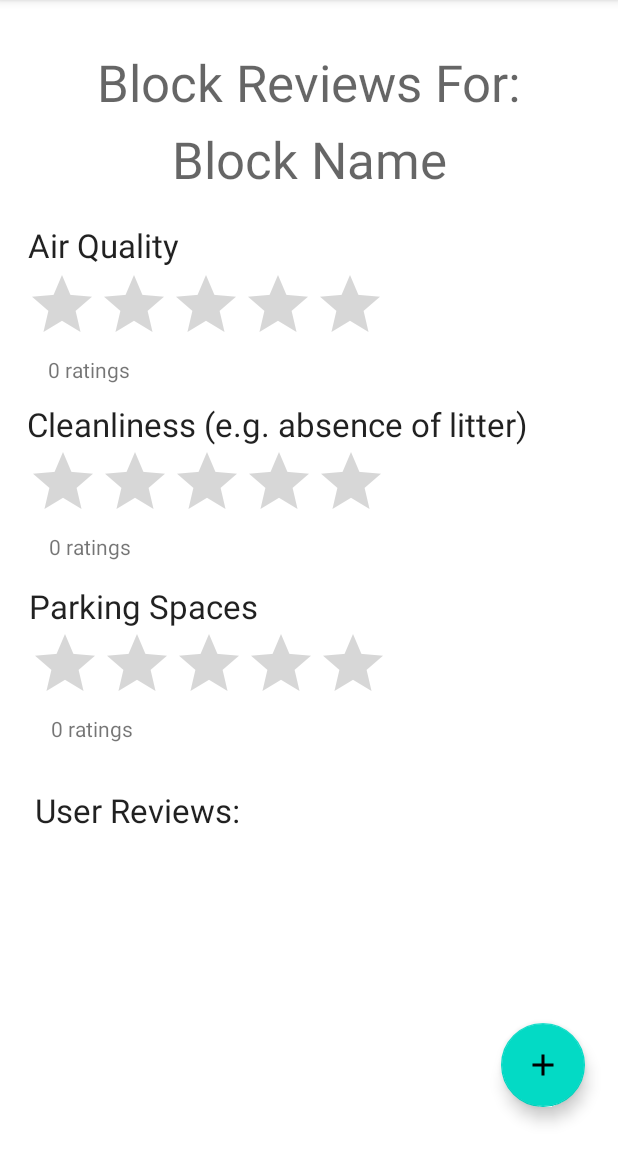
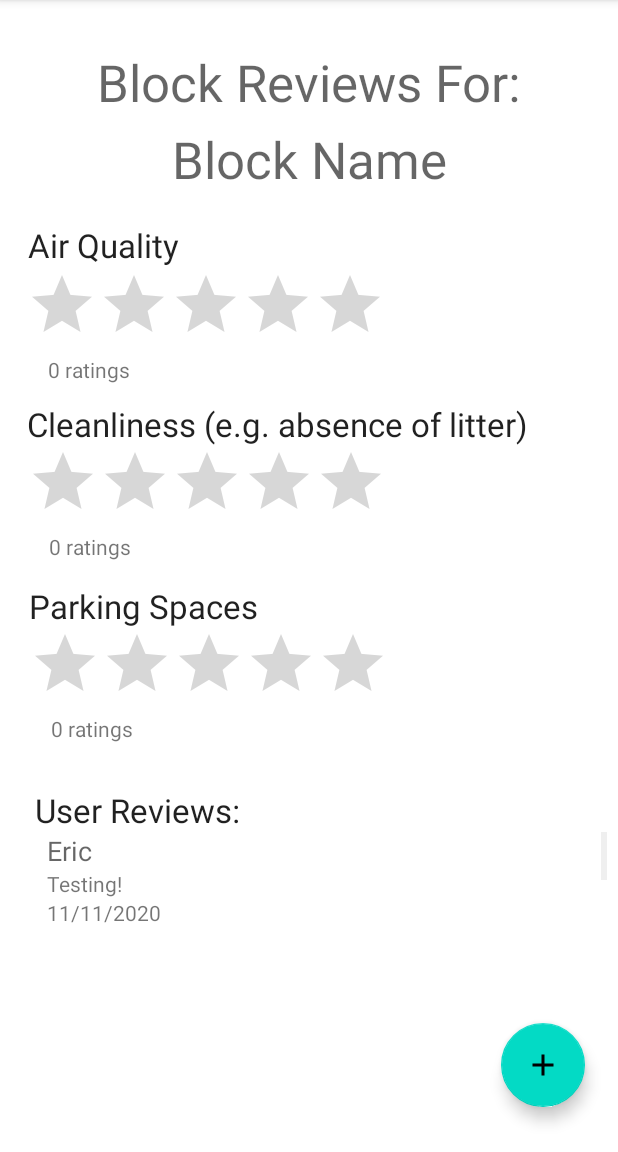
Before and after one commit to ericfesta2/cmsc436-blockassessmentsurvey, an Android app: the ViewReviewsActivity screen opened directly, with no data from a screen before it, on a phone screen of 412 x 824 dp, the part 84-1236 px from its top. Run offline under Robolectric (Android 15) with nearby library versions, the phone set to English and light mode, and no system bars.

Commit message:
User Reviews list view functional

```diff
--- /dev/null
+++ b/app/src/main/java/com/example/blockassessmentsurvey/Review.kt
@@ -0,0 +1,7 @@
+package com.example.blockassessmentsurvey
+
+data class Review(
+    val reviewer: String,
+    val posted: String,
+    val comments: String
+)
--- /dev/null
+++ b/app/src/main/java/com/example/blockassessmentsurvey/ReviewList.kt
@@ -0,0 +1,29 @@
+package com.example.blockassessmentsurvey
+
+import android.annotation.SuppressLint
+import android.app.Activity
+import android.view.View
+import android.view.ViewGroup
+import android.widget.ArrayAdapter
+import android.widget.TextView
+
+class ReviewList(private val context: Activity, private var reviews: List<Review>) : ArrayAdapter<Review>(context,
+    R.layout.review_list, reviews) {
+
+    @SuppressLint("InflateParams", "ViewHolder")
+    override fun getView(position: Int, convertView: View?, parent: ViewGroup): View {
+        val inflater = context.layoutInflater
+        val listViewItem = inflater.inflate(R.layout.review_list, null, true)
+
+        val posterView = listViewItem.findViewById<TextView>(R.id.authorName)
+        val commentView = listViewItem.findViewById<TextView>(R.id.commentText)
+        val postedView = listViewItem.findViewById<TextView>(R.id.timestampText)
+
+        val review = reviews[position]
+        posterView.text = review.reviewer
+        commentView.text = review.comments
+        postedView.text = review.posted
+
+        return listViewItem
+    }
+}
--- a/app/src/main/java/com/example/blockassessmentsurvey/ViewReviewsActivity.kt
+++ b/app/src/main/java/com/example/blockassessmentsurvey/ViewReviewsActivity.kt
@@ -2,6 +2,7 @@ package com.example.blockassessmentsurvey
 
 import android.content.Intent
 import android.os.Bundle
+import android.widget.ListView
 import androidx.appcompat.app.AppCompatActivity
 import com.google.android.material.floatingactionbutton.FloatingActionButton
 
@@ -17,5 +18,14 @@ class ViewReviewsActivity : AppCompatActivity() {
                 startActivity(newReviewIntent)
             }
         }
+
+        // TODO: Firebase integration
+        val reviewList = listOf(
+            Review("Eric", "11/11/2020", "Testing!"),
+            Review("Test User", "5/12/2013", "Lorem ipsum dolor sit amet, consectetur adipiscing elit, sed do eiusmod tempor incididunt ut labore et dolore magna aliqua. Ut enim ad minim veniam, quis nostrud exercitation ullamco laboris nisi ut aliquip ex ea commodo consequat. Duis aute irure dolor in reprehenderit in voluptate velit esse cillum dolore eu fugiat nulla pariatur. Excepteur sint occaecat cupidatat non proident, sunt in culpa qui officia deserunt mollit anim id est laborum.")
+        )
+
+        val reviewAdapter = ReviewList(this, reviewList)
+        findViewById<ListView>(R.id.reviewsList).adapter = reviewAdapter
     }
 }
--- a/app/src/main/res/layout/page_review.xml
+++ b/app/src/main/res/layout/page_review.xml
@@ -157,14 +157,6 @@
                 app:layout_constraintStart_toStartOf="parent"
                 app:layout_constraintTop_toBottomOf="@+id/blockName" />
 
-            <ListView
-                android:id="@+id/reviewsList"
-                android:layout_width="373dp"
-                android:layout_height="200dp"
-                app:layout_constraintBottom_toBottomOf="parent"
-                app:layout_constraintEnd_toEndOf="parent"
-                app:layout_constraintStart_toStartOf="parent" />
-
             <TextView
                 android:id="@+id/userReviewsText"
                 android:layout_width="wrap_content"
@@ -174,9 +166,17 @@
                 android:text="User Reviews:"
                 android:textAppearance="@style/TextAppearance.AppCompat.Large"
                 app:layout_constraintBottom_toTopOf="@+id/reviewsList"
-                app:layout_constraintStart_toStartOf="@+id/reviewsList"
+                app:layout_constraintStart_toStartOf="@+id/litterText2"
                 app:layout_constraintTop_toBottomOf="@+id/numReviewsText_3"
                 app:layout_constraintVertical_bias="0.904" />
+
+            <ListView
+                android:id="@+id/reviewsList"
+                android:layout_width="373dp"
+                android:layout_height="match_parent"
+                app:layout_constraintBottom_toBottomOf="parent"
+                app:layout_constraintEnd_toEndOf="parent"
+                app:layout_constraintStart_toStartOf="@id/userReviewsText" />
 
         </androidx.constraintlayout.widget.ConstraintLayout>
 
--- /dev/null
+++ b/app/src/main/res/layout/review_list.xml
@@ -0,0 +1,24 @@
+<?xml version="1.0" encoding="utf-8"?>
+<LinearLayout xmlns:android="http://schemas.android.com/apk/res/android"
+    android:orientation="vertical" android:layout_width="match_parent"
+    android:layout_height="match_parent">
+
+    <TextView
+        android:text="Author"
+        android:textAppearance="@style/Base.TextAppearance.AppCompat.Medium"
+        android:id="@+id/authorName"
+        android:layout_width="match_parent"
+        android:layout_height="wrap_content" />
+
+    <TextView
+        android:text="Comment"
+        android:id="@+id/commentText"
+        android:layout_width="match_parent"
+        android:layout_height="wrap_content" />
+
+    <TextView
+        android:text="Posted"
+        android:id="@+id/timestampText"
+        android:layout_width="match_parent"
+        android:layout_height="wrap_content" />
+</LinearLayout>
```
